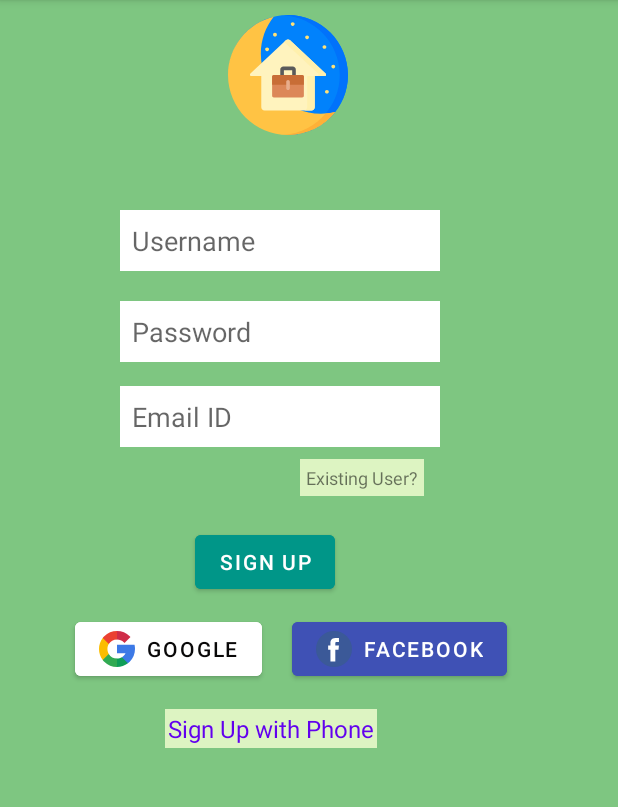
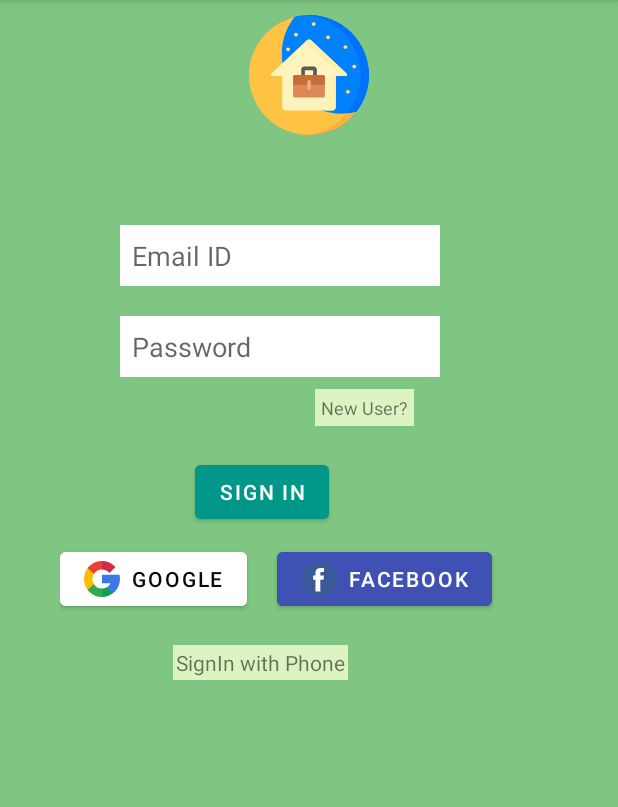
Before and after one commit to DarkseidAM/CheapStays, an Android app: the SignInActivity screen opened directly, with no data from a screen before it, on a phone screen of 412 x 824 dp, the part 84-891 px from its top. Run offline under Robolectric (Android 15) with nearby library versions, the phone set to English and light mode, and no system bars; our stand-ins replace Firebase (no records; nobody signed in at launch, a user with empty details on screens opened directly).

```diff
--- /dev/null
+++ b/app/src/main/java/com/cg/cheapstays/model/Users.kt
@@ -0,0 +1,5 @@
+package com.cg.cheapstays.model
+
+data class Users (val name:String, val email:String,val password:String){
+    constructor() : this("","","")
+}
--- a/app/src/main/java/com/cg/cheapstays/view/SignInActivity.kt
+++ b/app/src/main/java/com/cg/cheapstays/view/SignInActivity.kt
@@ -1,12 +1,76 @@
 package com.cg.cheapstays.view
 
+import android.content.Intent
 import androidx.appcompat.app.AppCompatActivity
 import android.os.Bundle
+import android.util.Log
 import com.cg.cheapstays.R
+import com.google.android.gms.auth.api.signin.GoogleSignIn
+import com.google.android.gms.auth.api.signin.GoogleSignInClient
+import com.google.android.gms.auth.api.signin.GoogleSignInOptions
+import com.google.android.gms.common.api.ApiException
+import com.google.firebase.auth.FirebaseAuth
+import com.google.firebase.auth.GoogleAuthProvider
+import kotlinx.android.synthetic.main.activity_sign_in.*
 
 class SignInActivity : AppCompatActivity() {
+
+    lateinit var googleSignInClient : GoogleSignInClient
+    lateinit var fAuth : FirebaseAuth
+
     override fun onCreate(savedInstanceState: Bundle?) {
         super.onCreate(savedInstanceState)
         setContentView(R.layout.activity_sign_in)
+
+        val gso = GoogleSignInOptions.Builder(GoogleSignInOptions.DEFAULT_SIGN_IN)
+            .requestIdToken(getString(R.string.default_web_client_id))
+            .requestEmail()
+            .build()
+
+        googleSignInClient = GoogleSignIn.getClient(this, gso)
+
+        googleLoginBtn.setOnClickListener {
+            googleSignIn()
+        }
+
+
+    }
+
+    private val RC_SIGN_IN : Int = 12
+
+    private fun googleSignIn() {
+        val signInIntent = googleSignInClient.signInIntent
+        startActivityForResult(signInIntent, RC_SIGN_IN)
+    }
+    override fun onActivityResult(requestCode: Int, resultCode: Int, data: Intent?) {
+        super.onActivityResult(requestCode, resultCode, data)
+
+        // Result returned from launching the Intent from GoogleSignInApi.getSignInIntent(...);
+        if (requestCode == RC_SIGN_IN) {
+            val task = GoogleSignIn.getSignedInAccountFromIntent(data)
+            try {
+                // Google Sign In was successful, authenticate with Firebase
+                val account = task.getResult(ApiException::class.java)!!
+                Log.d("Login", "firebaseAuthWithGoogle:" + account.id)
+                firebaseAuthWithGoogle(account.idToken!!)
+            } catch (e: ApiException) {
+                // Google Sign In failed, update UI appropriately
+                Log.w("Login", "Google sign in failed", e)
+            }
+        }
+    }
+    private fun firebaseAuthWithGoogle(idToken: String) {
+        val credential = GoogleAuthProvider.getCredential(idToken, null)
+        fAuth.signInWithCredential(credential)
+            .addOnCompleteListener(this) { task ->
+                if (task.isSuccessful) {
+                    // Sign in success, update UI with the signed-in user's information
+                    Log.d("Login", "signInWithCredential:success")
+                    val user = fAuth.currentUser
+                } else {
+                    // If sign in fails, display a message to the user.
+                    Log.w("Login", "signInWithCredential:failure", task.exception)
+                }
+            }
     }
 }
--- a/app/src/main/java/com/cg/cheapstays/view/SignUpActivity.kt
+++ b/app/src/main/java/com/cg/cheapstays/view/SignUpActivity.kt
@@ -1,5 +1,6 @@
 package com.cg.cheapstays.view
 
+import android.content.Intent
 import androidx.appcompat.app.AppCompatActivity
 import android.os.Bundle
 import android.widget.Toast
@@ -31,6 +32,12 @@ class SignUpActivity : AppCompatActivity() {
             else
                 doSignUp()
         }
+        existingUserT.setOnClickListener{
+            startActivity(Intent(this,SignInActivity::class.java))
+            finish()
+        }
+
+
 
     }
 
--- a/app/src/main/res/layout/activity_sign_in.xml
+++ b/app/src/main/res/layout/activity_sign_in.xml
@@ -4,95 +4,80 @@
     xmlns:tools="http://schemas.android.com/tools"
     android:layout_width="match_parent"
     android:layout_height="match_parent"
-    android:background="@color/signLytBG"
+    android:background="#7EC681"
     android:orientation="vertical"
+    android:padding="10dp"
     android:paddingStart="30dp"
-    android:paddingTop="10dp"
-    android:paddingBottom="10dp"
-    tools:context=".view.SignUpActivity">
+    android:paddingEnd="30dp"
+    tools:context=".View.SignInActivity">
 
     <ImageView
-        android:id="@+id/logoImg"
-        android:layout_width="324dp"
+        android:id="@+id/imageView2"
+        android:layout_width="match_parent"
         android:layout_height="wrap_content"
         app:srcCompat="@drawable/ic_overnight_stay" />
 
     <EditText
-        android:id="@+id/usernameE"
+        android:id="@+id/emailLoginE"
         android:layout_width="wrap_content"
         android:layout_height="wrap_content"
         android:layout_marginStart="50dp"
-        android:layout_marginTop="50dp"
-        android:background="#FFFFFF"
-        android:ems="10"
-        android:hint="Username"
-        android:inputType="textPassword"
-        android:padding="8dp"
-        android:paddingEnd="30dp" />
-
-    <EditText
-        android:id="@+id/passwordE"
-        android:layout_width="wrap_content"
-        android:layout_height="wrap_content"
-        android:layout_marginStart="50dp"
-        android:layout_marginTop="20dp"
-        android:background="#FFFFFF"
-        android:backgroundTint="#FFFFFF"
-        android:ems="10"
-        android:hint="Password"
-        android:inputType="textEmailAddress"
-        android:padding="8dp" />
-
-    <EditText
-        android:id="@+id/emailE"
-        android:layout_width="wrap_content"
-        android:layout_height="wrap_content"
-        android:layout_marginStart="50dp"
-        android:layout_marginTop="16dp"
+        android:layout_marginTop="60dp"
         android:background="#FFFFFF"
         android:ems="10"
         android:hint="Email ID"
         android:inputType="phone"
         android:padding="8dp" />
 
-    <TextView
-        android:id="@+id/existingUserT"
+    <EditText
+        android:id="@+id/passwordLoginE"
         android:layout_width="wrap_content"
         android:layout_height="wrap_content"
-        android:layout_marginStart="170dp"
+        android:layout_marginStart="50dp"
+        android:layout_marginTop="20dp"
+        android:background="#FFFFFF"
+        android:ems="10"
+        android:hint="Password"
+        android:inputType="textPassword"
+        android:padding="8dp" />
+
+    <TextView
+        android:id="@+id/NewUserT"
+        android:layout_width="wrap_content"
+        android:layout_height="wrap_content"
+        android:layout_marginStart="180dp"
         android:layout_marginTop="8dp"
         android:background="@color/textBG"
         android:padding="4dp"
-        android:text="Existing User?"
+        android:text="New User?"
         android:textSize="12sp" />
 
     <Button
-        android:id="@+id/signUpBtn"
+        android:id="@+id/signInBtn"
         android:layout_width="wrap_content"
         android:layout_height="wrap_content"
         android:layout_marginStart="100dp"
         android:layout_marginTop="20dp"
         android:backgroundTint="@color/signBtnBG"
-        android:text="Sign Up" />
+        android:text="Sign In" />
 
     <LinearLayout
-        android:layout_width="340dp"
+        android:layout_width="match_parent"
         android:layout_height="wrap_content"
-        android:layout_marginTop="10dp"
-        android:orientation="horizontal">
+        android:orientation="horizontal"
+        android:padding="10dp">
 
         <Button
-            android:id="@+id/googleSignBtn"
+            android:id="@+id/googleLoginBtn"
             android:layout_width="wrap_content"
             android:layout_height="wrap_content"
-            android:layout_marginStart="20dp"
             android:backgroundTint="@color/white"
             android:drawableLeft="@drawable/ic_google"
             android:text="Google"
             android:textColor="#090808" />
 
         <Button
-            android:id="@+id/facebookSignBtn"
+            android:id="@+id/facebookLoginBtn"
             android:layout_width="wrap_content"
             android:layout_height="wrap_content"
             android:layout_marginStart="20dp"
@@ -102,14 +87,13 @@
     </LinearLayout>
 
     <TextView
-        android:id="@+id/phoneSignT"
+        android:id="@+id/signInPhoneT"
         android:layout_width="wrap_content"
         android:layout_height="wrap_content"
-        android:layout_marginStart="80dp"
-        android:layout_marginTop="16dp"
+        android:layout_marginStart="85dp"
+        android:layout_marginTop="10dp"
         android:background="@color/textBG"
         android:padding="2dp"
-        android:text="Sign Up with Phone"
-        android:textColor="@color/purple_500"
-        android:textSize="16sp" />
+        android:text="SignIn with Phone" />
+
 </LinearLayout>
```
